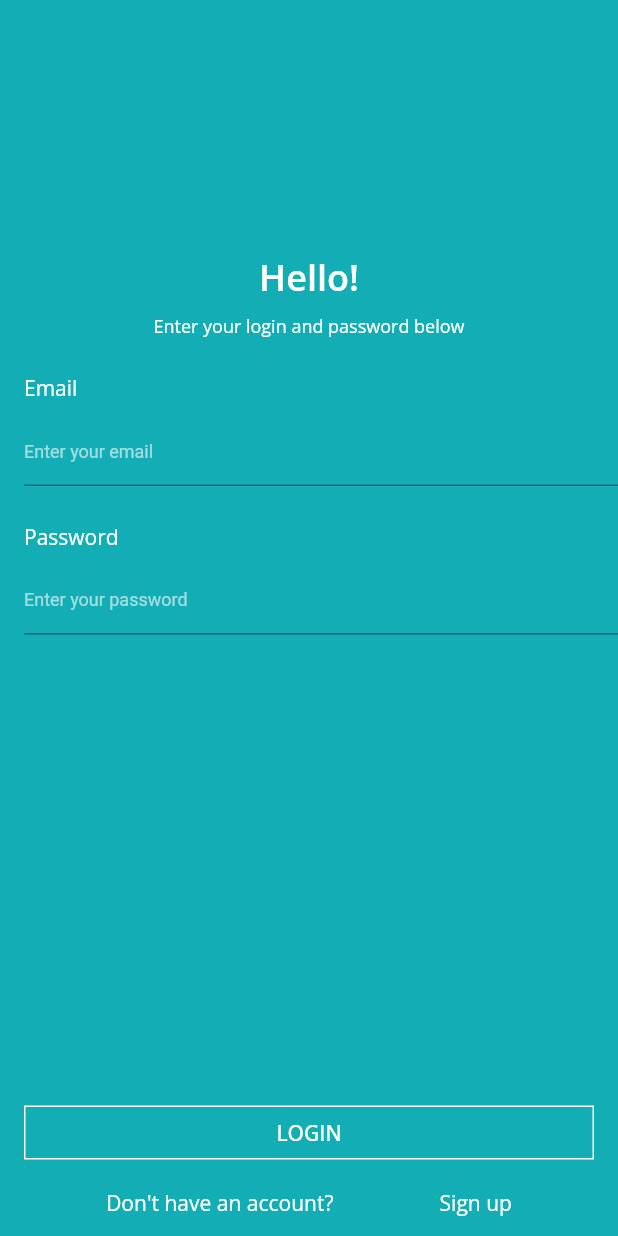
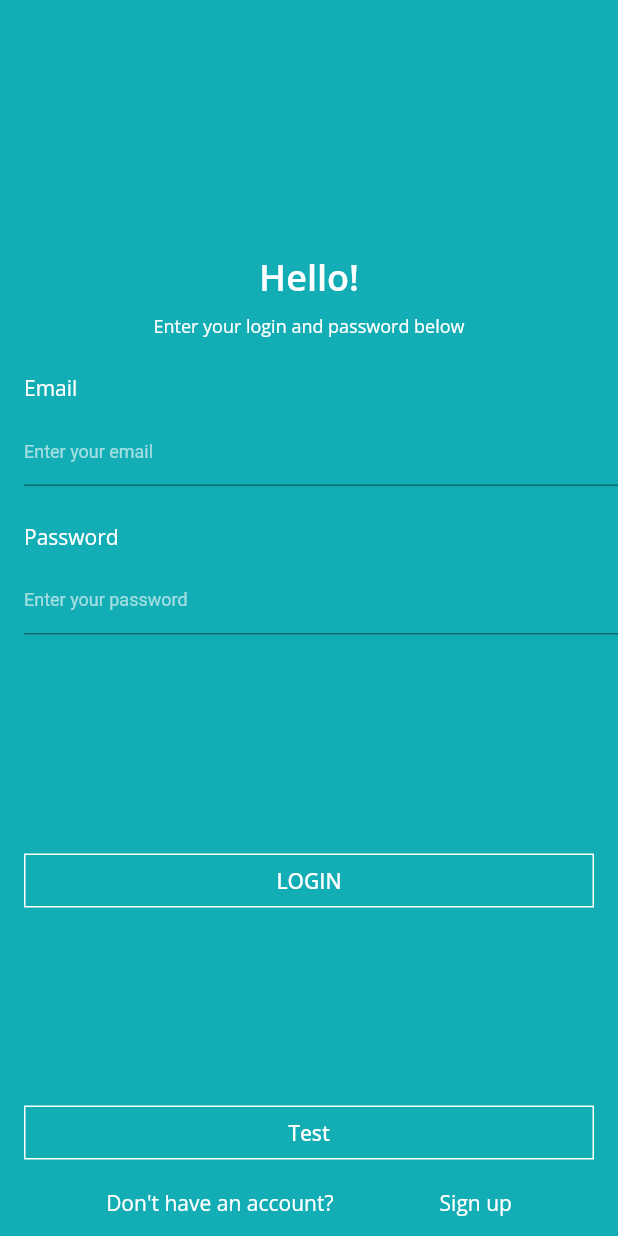
Before and after one commit to EugeneOrlov204/UniversityDesigner, a Flutter app: the screen it shows after launch, on a phone screen of 412 x 824 dp. Run offline on Flutter 3.47's test engine with Material 2 defaults, Android fonts, the phone set to English and light mode, and no system bars; our stand-ins replace flutter_svg, google_fonts, image_picker.

Commit message:
created temporary 'test' button

```diff
--- a/lib/ui/sign_in.dart
+++ b/lib/ui/sign_in.dart
@@ -152,6 +152,32 @@ class _SignInState extends State<SignIn> {
                 ),
               ),
             ),
+            Padding(
+              padding: const EdgeInsets.only(left: 16, right: 16, top: 120),
+              child: SizedBox(
+                width: double.infinity,
+                child: TextButton(
+                  onPressed: () {
+                    Navigator.pushNamed(context, '/create_group');
+                  },
+                  style: TextButton.styleFrom(
+                    backgroundColor: Colors.transparent,
+                    shape: const RoundedRectangleBorder(
+                      side: BorderSide(
+                        color: Colors.white,
+                        width: 1,
+                        style: BorderStyle.solid,
+                      ),
+                    ),
+                  ),
+                  child: Text(
+                    "Test",
+                    style:
+                    GoogleFonts.openSans(fontSize: 14, color: Colors.white),
+                  ),
+                ),
+              ),
+            ),
             Container(
               width: double.infinity,
               height: 45,
```
